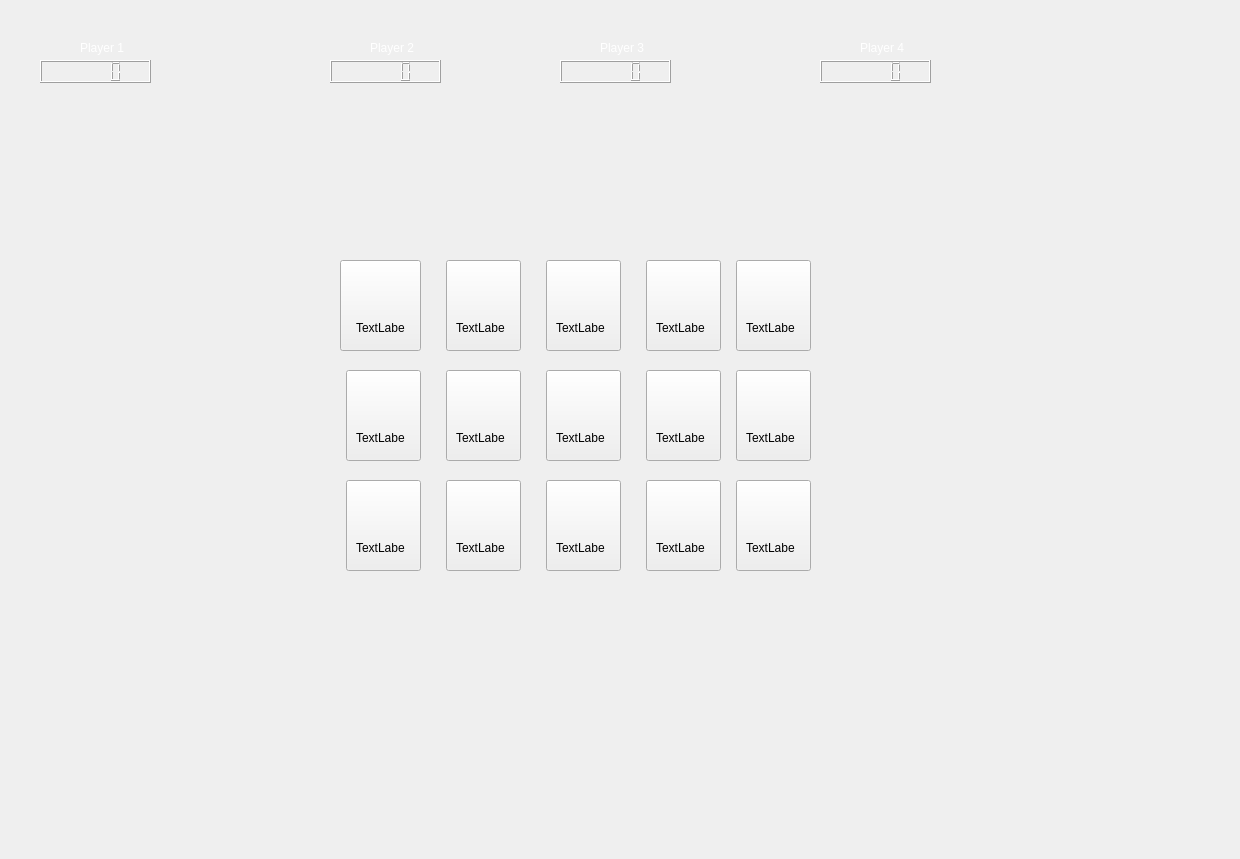
Qt form client/src/MainWindow.ui (andreisdc/ProjectModernCPP) before a commit.
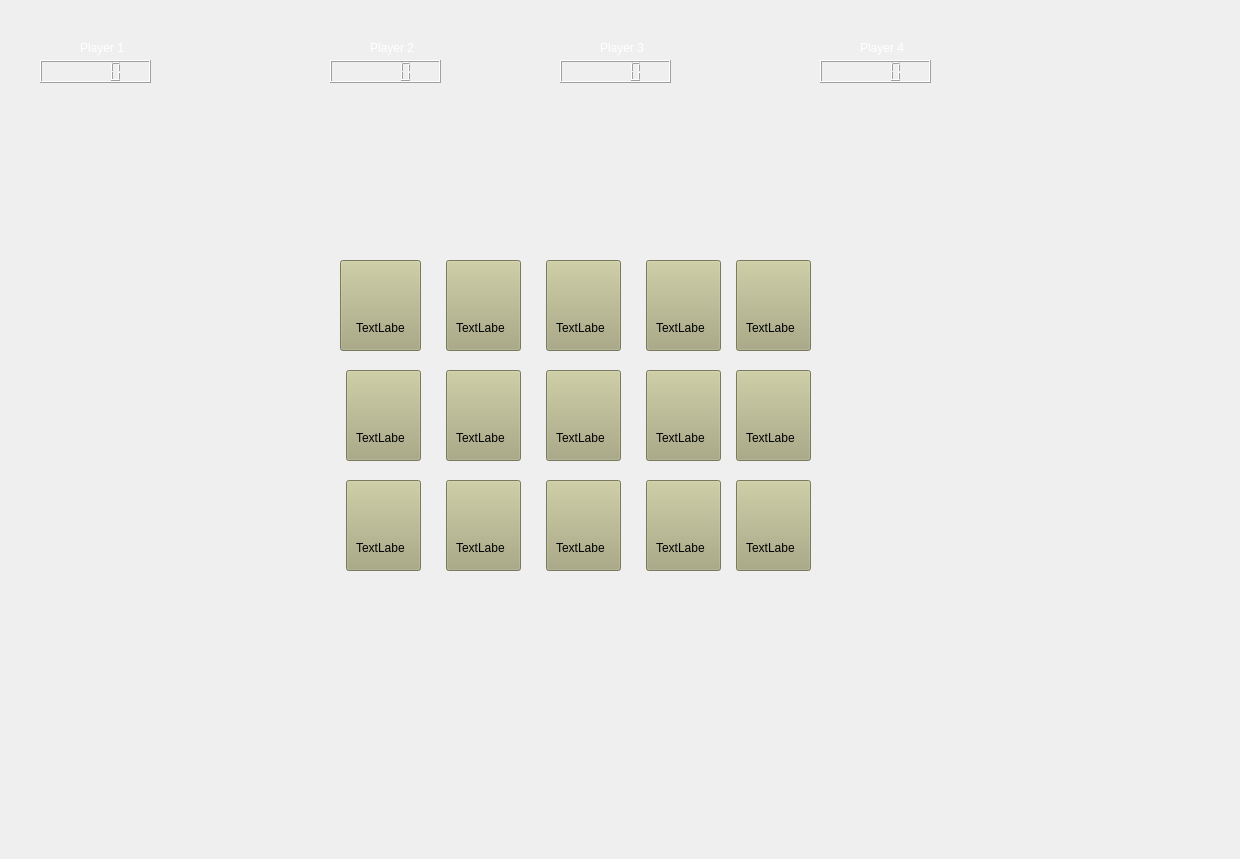
The same form after that commit. The open tabs and pages were chosen to show the change. Icons and pictures are not drawn.

Diff of the .ui file:
```diff
--- a/client/src/MainWindow.ui
+++ b/client/src/MainWindow.ui
@@ -1674,6 +1674,9 @@
         <height>91</height>
        </rect>
       </property>
+      <property name="styleSheet">
+       <string notr="true">background-color: rgb(170, 170, 127);</string>
+      </property>
       <property name="text">
        <string/>
       </property>
@@ -1687,6 +1690,9 @@
         <height>91</height>
        </rect>
       </property>
+      <property name="styleSheet">
+       <string notr="true">background-color: rgb(170, 170, 127);</string>
+      </property>
       <property name="text">
        <string/>
       </property>
@@ -1700,6 +1706,9 @@
         <height>91</height>
        </rect>
       </property>
+      <property name="styleSheet">
+       <string notr="true">background-color: rgb(170, 170, 127);</string>
+      </property>
       <property name="text">
        <string/>
       </property>
@@ -1713,6 +1722,9 @@
         <height>91</height>
        </rect>
       </property>
+      <property name="styleSheet">
+       <string notr="true">background-color: rgb(170, 170, 127);</string>
+      </property>
       <property name="text">
        <string/>
       </property>
@@ -1726,6 +1738,9 @@
         <height>91</height>
        </rect>
       </property>
+      <property name="styleSheet">
+       <string notr="true">background-color: rgb(170, 170, 127);</string>
+      </property>
       <property name="text">
        <string/>
       </property>
@@ -1739,6 +1754,9 @@
         <height>91</height>
        </rect>
       </property>
+      <property name="styleSheet">
+       <string notr="true">background-color: rgb(170, 170, 127);</string>
+      </property>
       <property name="text">
        <string/>
       </property>
@@ -1752,6 +1770,9 @@
         <height>91</height>
        </rect>
       </property>
+      <property name="styleSheet">
+       <string notr="true">background-color: rgb(170, 170, 127);</string>
+      </property>
       <property name="text">
        <string/>
       </property>
@@ -1765,6 +1786,9 @@
         <height>91</height>
        </rect>
       </property>
+      <property name="styleSheet">
+       <string notr="true">background-color: rgb(170, 170, 127);</string>
+      </property>
       <property name="text">
        <string/>
       </property>
@@ -1778,6 +1802,9 @@
         <height>91</height>
        </rect>
       </property>
+      <property name="styleSheet">
+       <string notr="true">background-color: rgb(170, 170, 127);</string>
+      </property>
       <property name="text">
        <string/>
       </property>
@@ -1791,6 +1818,9 @@
         <height>91</height>
        </rect>
       </property>
+      <property name="styleSheet">
+       <string notr="true">background-color: rgb(170, 170, 127);</string>
+      </property>
       <property name="text">
        <string/>
       </property>
@@ -1804,6 +1834,9 @@
         <height>91</height>
        </rect>
       </property>
+      <property name="styleSheet">
+       <string notr="true">background-color: rgb(170, 170, 127);</string>
+      </property>
       <property name="text">
        <string/>
       </property>
@@ -1817,6 +1850,9 @@
         <height>91</height>
        </rect>
       </property>
+      <property name="styleSheet">
+       <string notr="true">background-color: rgb(170, 170, 127);</string>
+      </property>
       <property name="text">
        <string/>
       </property>
@@ -1830,6 +1866,9 @@
         <height>91</height>
        </rect>
       </property>
+      <property name="styleSheet">
+       <string notr="true">background-color: rgb(170, 170, 127);</string>
+      </property>
       <property name="text">
        <string/>
       </property>
@@ -1843,6 +1882,9 @@
         <height>91</height>
        </rect>
       </property>
+      <property name="styleSheet">
+       <string notr="true">background-color: rgb(170, 170, 127);</string>
+      </property>
       <property name="text">
        <string/>
       </property>
@@ -1856,6 +1898,9 @@
         <height>91</height>
        </rect>
       </property>
+      <property name="styleSheet">
+       <string notr="true">background-color: rgb(170, 170, 127);</string>
+      </property>
       <property name="text">
        <string/>
       </property>
```
Left out of the diff: 2 changed lines with no effect on the pictures.
